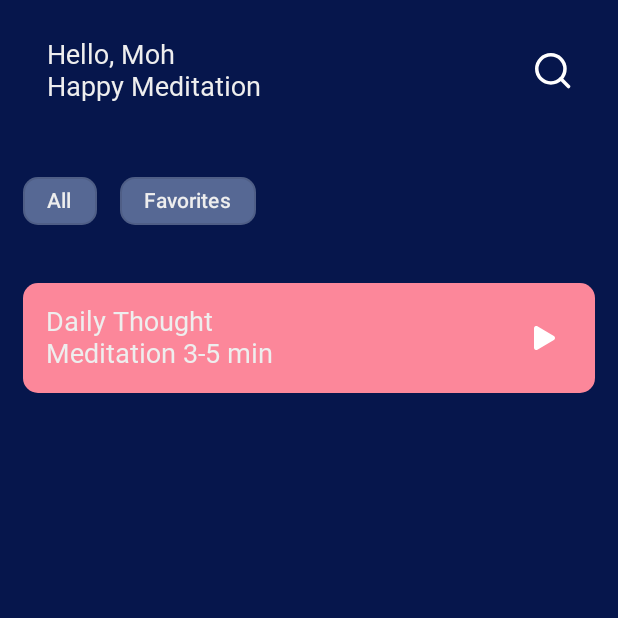
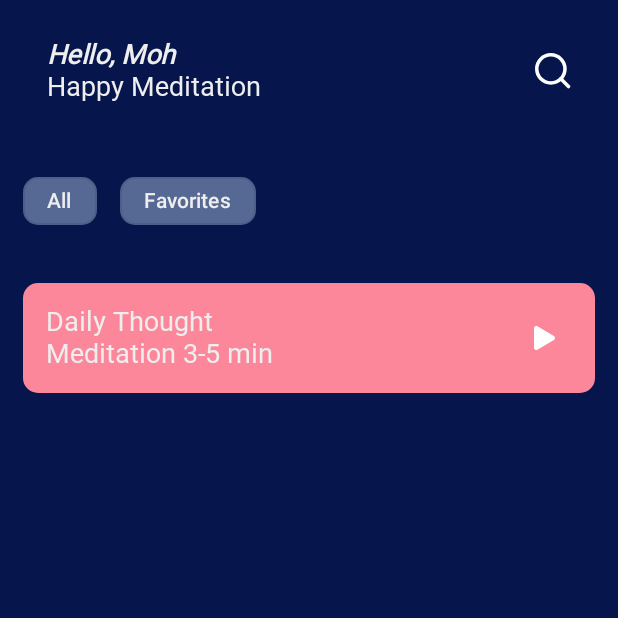
Before and after one commit to mxd0-0/meditationApp, an Android app built with Jetpack Compose: the composable HomeScreen shown on its own in the app's theme, on a phone screen of 412 x 824 dp, the top half of it. Run offline under Robolectric (Android 15) with nearby library versions, the phone set to English and light mode, and no system bars; Roboto replaces fonts that are not available here.

Commit message:
Top App Bar And Chip Section

```diff
--- a/app/src/main/java/com/example/meditationapp/HomeScreen.kt
+++ b/app/src/main/java/com/example/meditationapp/HomeScreen.kt
@@ -29,6 +29,7 @@ import androidx.compose.ui.Modifier
 import androidx.compose.ui.draw.clip
 import androidx.compose.ui.graphics.Color
 import androidx.compose.ui.res.painterResource
+import androidx.compose.ui.text.font.FontStyle
 import androidx.compose.ui.tooling.preview.Preview
 import androidx.compose.ui.unit.dp
 import com.example.meditationapp.ui.theme.ButtonBlue
@@ -67,7 +68,7 @@ fun TopAppBar(modifier: Modifier = Modifier) {
     ), title = {
         Column {
             Text(
-                text = "Hello, Moh", style = MaterialTheme.typography.titleMedium
+                text = "Hello, Moh", style = MaterialTheme.typography.titleMedium, fontStyle = FontStyle.Italic
             )
             Text(
                 text = "Happy Meditation", style = MaterialTheme.typography.titleMedium
@@ -150,7 +151,6 @@ fun Chip(chipTxt: String, modifier: Modifier = Modifier) {
         colors = FilterChipDefaults.filterChipColors(
             selectedContainerColor = ButtonBlue,
             containerColor = DarkerButtonBlue,
-
             ),
         border = FilterChipDefaults.filterChipBorder(enabled = false, selected = false),
         shape = RoundedCornerShape(10.dp)
```
